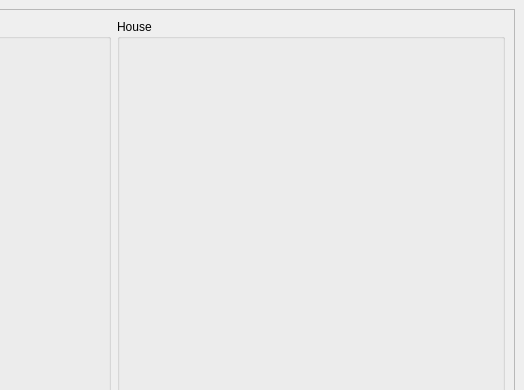
Zbysekz/SmartHome, file SmartHome/terminal/forms/main.ui: the form before one commit; both pictures show x 379 to 903 and y 0 to 390 of the 903 by 877 pixel window.
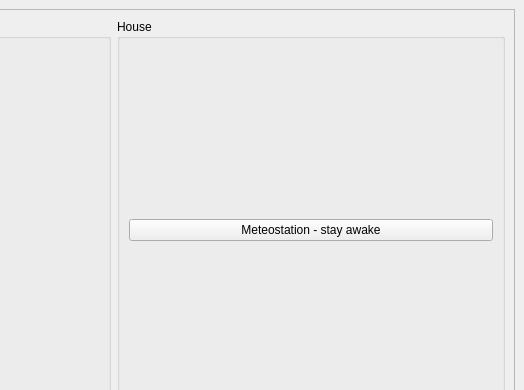
The form after the commit.

Commit message: meteostation and terminal

Diff of the .ui file:
```diff
--- a/SmartHome/terminal/forms/main.ui
+++ b/SmartHome/terminal/forms/main.ui
@@ -51,7 +51,15 @@
             </property>
             <layout class="QVBoxLayout" name="verticalLayout_3">
              <item>
-              <layout class="QVBoxLayout" name="houseLayout"/>
+              <layout class="QVBoxLayout" name="houseLayout">
+               <item>
+                <widget class="QPushButton" name="btnMeteoAwake">
+                 <property name="text">
+                  <string>Meteostation - stay awake</string>
+                 </property>
+                </widget>
+               </item>
+              </layout>
              </item>
             </layout>
            </widget>
```
The commit also changes 6 other files.
